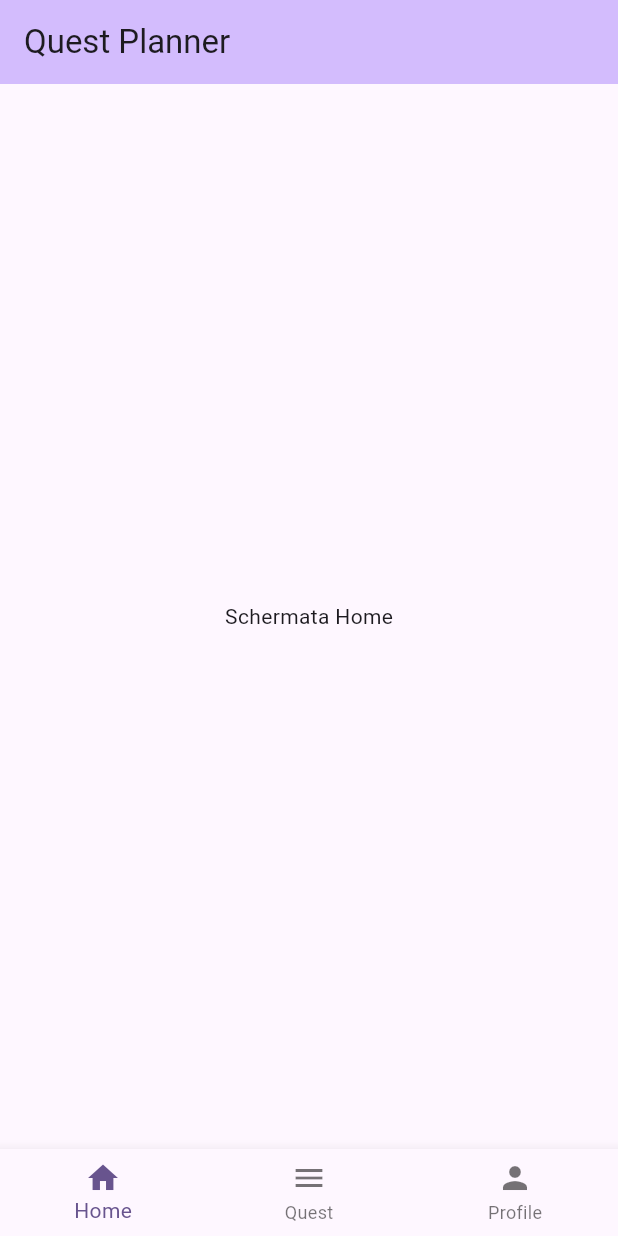
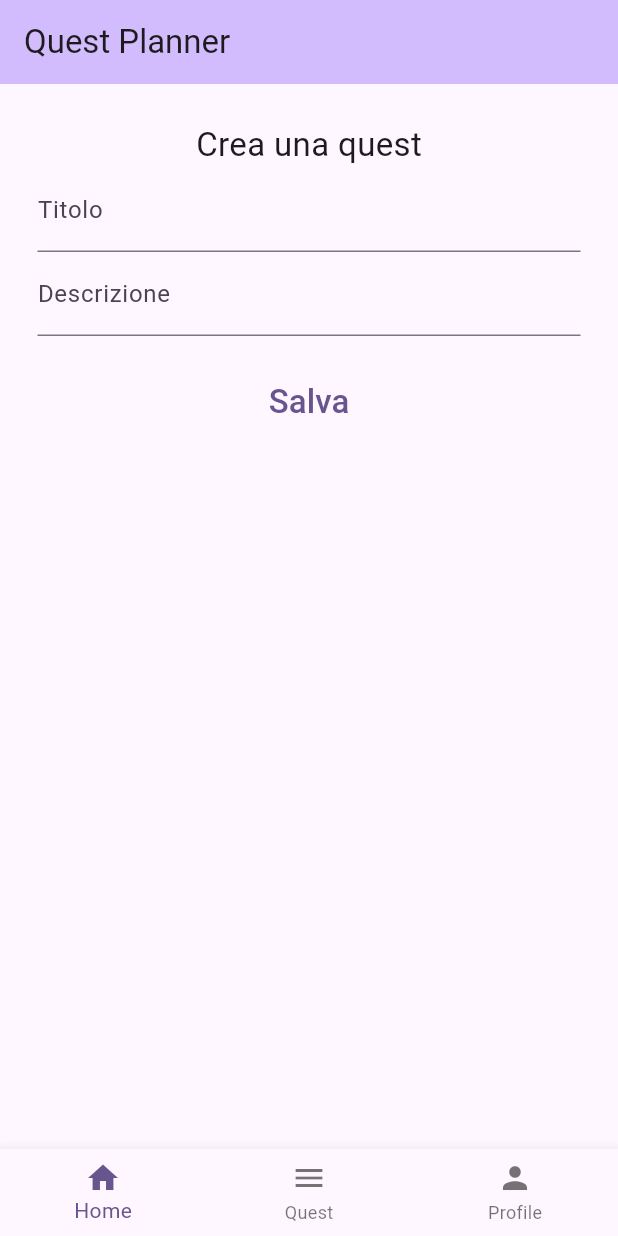
Before and after one commit to mike0697/quest_planner, a Flutter app: the screen it shows after launch, on a phone screen of 412 x 824 dp. Run offline on Flutter 3.47's test engine with Material 3 defaults, Android fonts, the phone set to English and light mode, and no system bars.

Commit message:
Aggiunto TextField

```diff
--- a/lib/screens/HomeScreen.dart
+++ b/lib/screens/HomeScreen.dart
@@ -1,11 +1,49 @@
 import 'package:flutter/material.dart';
 
-class HomeScreen extends StatelessWidget {
+class HomeScreen extends StatefulWidget {
   const HomeScreen ({super.key});
 
   @override
+  State<HomeScreen> createState() => _HomeScreenState();
+}
+
+class _HomeScreenState extends State<HomeScreen> {
+  final _formkey = GlobalKey<FormState>();
+  String titolo = "";
+  String descrizione = "";
+  @override
   Widget build(BuildContext context) {
     return Center(
-        child: Text('Schermata Home'));
+        child: Padding(
+          padding: const EdgeInsets.all(25),
+          child: Column(
+            children: [
+              const Text('Crea una quest', style: TextStyle(fontSize: 22),),
+              TextField(
+                onChanged: (value){
+                  titolo = value;
+                },
+                decoration: const InputDecoration(label: Text('Titolo')),
+              ),
+              TextField(
+                onChanged: (value){
+                  descrizione = value;
+                },
+                decoration: const InputDecoration(label: Text('Descrizione')),
+              ),
+              Padding(
+                padding: const EdgeInsets.only(top: 20),
+                child: TextButton(
+                onPressed: () {
+                  print( '$titolo , $descrizione');
+                },
+                  child: const Text('Salva', style: TextStyle(fontSize: 22,),)),
+              ),
+            ],
+          ),
+        ),);
+
+
+
   }
 }
```
